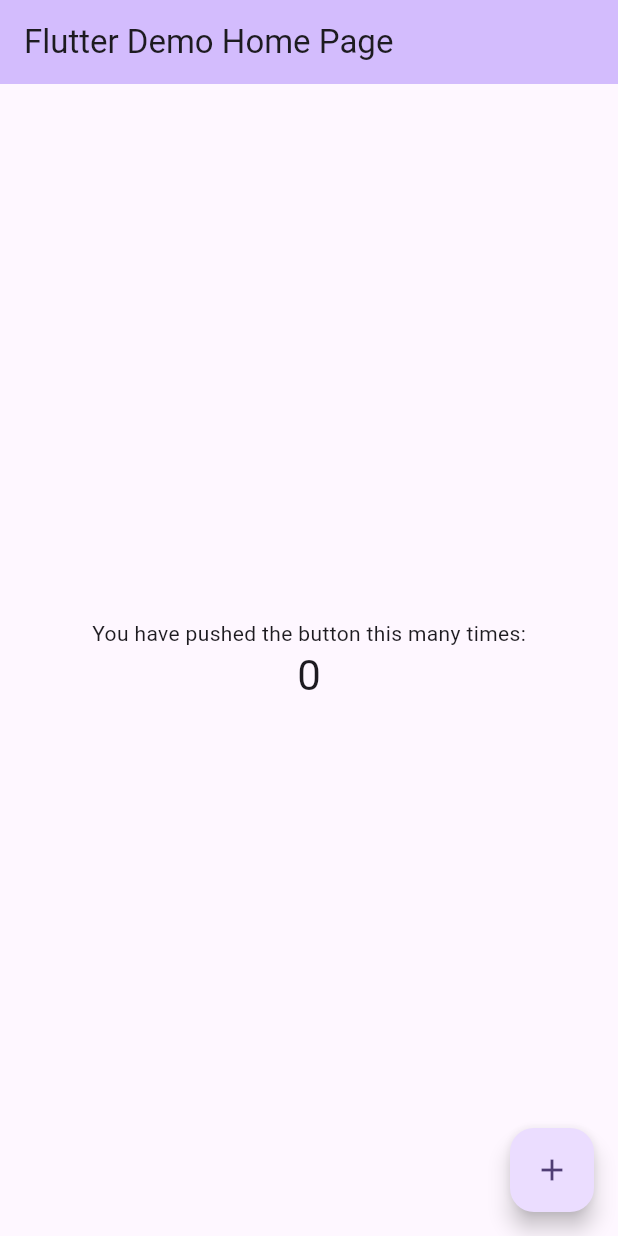
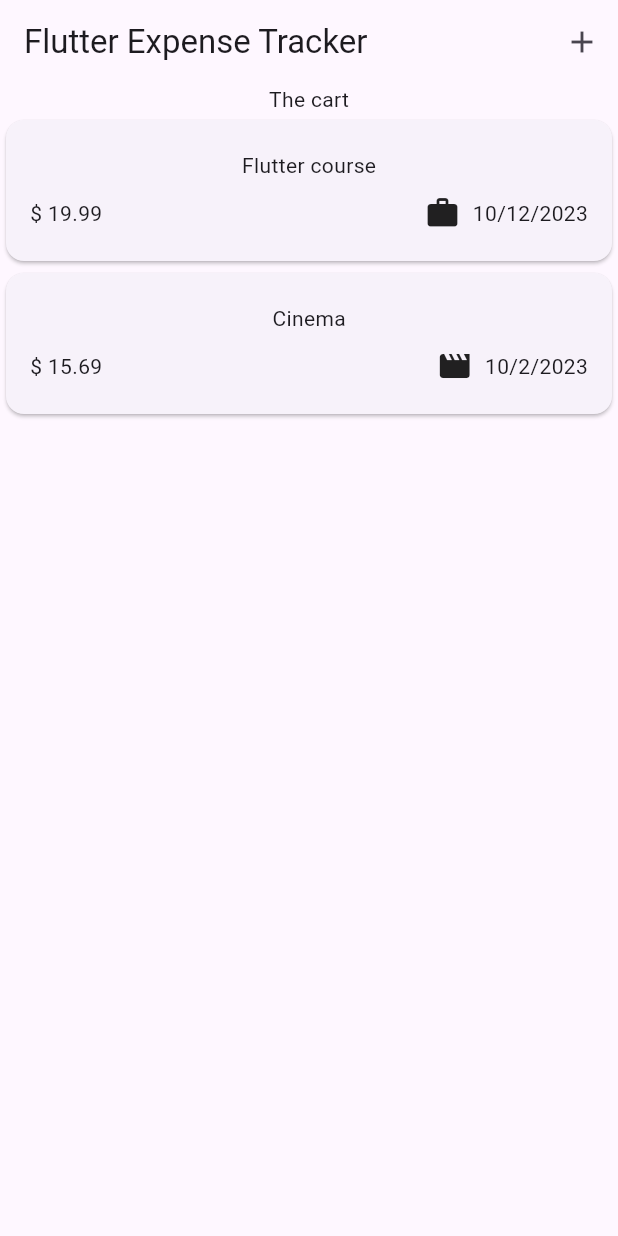
Before and after one commit to marcelojaf/udemy-flutter, a Flutter app: the screen it shows after launch, on a phone screen of 412 x 824 dp. Run offline on Flutter 3.47's test engine with Material 2 defaults, Android fonts, the phone set to English and light mode, and no system bars; our stand-ins replace google_fonts.

Commit message:
Expense list and plus button working

```diff
--- a/03_expense_tracker/lib/main.dart
+++ b/03_expense_tracker/lib/main.dart
@@ -1,125 +1,11 @@
+import 'package:expense_tracker/widgets/expenses.dart';
 import 'package:flutter/material.dart';
 
 void main() {
-  runApp(const MyApp());
+  runApp(
+    MaterialApp(
+      theme: ThemeData(useMaterial3: true),
+      home: const Expenses(),
+    ),
+  );
 }
-
-class MyApp extends StatelessWidget {
-  const MyApp({super.key});
-
-  // This widget is the root of your application.
-  @override
-  Widget build(BuildContext context) {
-    return MaterialApp(
-      title: 'Flutter Demo',
-      theme: ThemeData(
-        // This is the theme of your application.
-        //
-        // TRY THIS: Try running your application with "flutter run". You'll see
-        // the application has a blue toolbar. Then, without quitting the app,
-        // try changing the seedColor in the colorScheme below to Colors.green
-        // and then invoke "hot reload" (save your changes or press the "hot
-        // reload" button in a Flutter-supported IDE, or press "r" if you used
-        // the command line to start the app).
-        //
-        // Notice that the counter didn't reset back to zero; the application
-        // state is not lost during the reload. To reset the state, use hot
-        // restart instead.
-        //
-        // This works for code too, not just values: Most code changes can be
-        // tested with just a hot reload.
-        colorScheme: ColorScheme.fromSeed(seedColor: Colors.deepPurple),
-        useMaterial3: true,
-      ),
-      home: const MyHomePage(title: 'Flutter Demo Home Page'),
-    );
-  }
-}
-
-class MyHomePage extends StatefulWidget {
-  const MyHomePage({super.key, required this.title});
-
-  // This widget is the home page of your application. It is stateful, meaning
-  // that it has a State object (defined below) that contains fields that affect
-  // how it looks.
-
-  // This class is the configuration for the state. It holds the values (in this
-  // case the title) provided by the parent (in this case the App widget) and
-  // used by the build method of the State. Fields in a Widget subclass are
-  // always marked "final".
-
-  final String title;
-
-  @override
-  State<MyHomePage> createState() => _MyHomePageState();
-}
-
-class _MyHomePageState extends State<MyHomePage> {
-  int _counter = 0;
-
-  void _incrementCounter() {
-    setState(() {
-      // This call to setState tells the Flutter framework that something has
-      // changed in this State, which causes it to rerun the build method below
-      // so that the display can reflect the updated values. If we changed
-      // _counter without calling setState(), then the build method would not be
-      // called again, and so nothing would appear to happen.
-      _counter++;
-    });
-  }
-
-  @override
-  Widget build(BuildContext context) {
-    // This method is rerun every time setState is called, for instance as done
-    // by the _incrementCounter method above.
-    //
-    // The Flutter framework has been optimized to make rerunning build methods
-    // fast, so that you can just rebuild anything that needs updating rather
-    // than having to individually change instances of widgets.
-    return Scaffold(
-      appBar: AppBar(
-        // TRY THIS: Try changing the color here to a specific color (to
-        // Colors.amber, perhaps?) and trigger a hot reload to see the AppBar
-        // change color while the other colors stay the same.
-        backgroundColor: Theme.of(context).colorScheme.inversePrimary,
-        // Here we take the value from the MyHomePage object that was created by
-        // the App.build method, and use it to set our appbar title.
-        title: Text(widget.title),
-      ),
-      body: Center(
-        // Center is a layout widget. It takes a single child and positions it
-        // in the middle of the parent.
-        child: Column(
-          // Column is also a layout widget. It takes a list of children and
-          // arranges them vertically. By default, it sizes itself to fit its
-          // children horizontally, and tries to be as tall as its parent.
-          //
-          // Column has various properties to control how it sizes itself and
-          // how it positions its children. Here we use mainAxisAlignment to
-          // center the children vertically; the main axis here is the vertical
-          // axis because Columns are vertical (the cross axis would be
-          // horizontal).
-          //
-          // TRY THIS: Invoke "debug painting" (choose the "Toggle Debug Paint"
-          // action in the IDE, or press "p" in the console), to see the
-          // wireframe for each widget.
-          mainAxisAlignment: MainAxisAlignment.center,
-          children: <Widget>[
-            const Text(
-              'You have pushed the button this many times:',
-            ),
-            Text(
-              '$_counter',
-              style: Theme.of(context).textTheme.headlineMedium,
-            ),
-          ],
-        ),
-      ),
-      floatingActionButton: FloatingActionButton(
-        onPressed: _incrementCounter,
-        tooltip: 'Increment',
-        child: const Icon(Icons.add),
-      ), // This trailing comma makes auto-formatting nicer for build methods.
-    );
-  }
-}
--- /dev/null
+++ b/03_expense_tracker/lib/models/expense.dart
@@ -0,0 +1,35 @@
+import 'package:flutter/material.dart';
+import 'package:intl/intl.dart';
+import 'package:uuid/uuid.dart';
+
+final formatter = DateFormat.yMd();
+
+const uuid = Uuid();
+
+enum Category { food, travel, leisure, work }
+
+const categoryIcons = {
+  Category.food: Icons.lunch_dining,
+  Category.travel: Icons.flight_takeoff,
+  Category.leisure: Icons.movie,
+  Category.work: Icons.work,
+};
+
+class Expense {
+  Expense(
+      {required this.title,
+      required this.amount,
+      required this.date,
+      required this.category})
+      : id = uuid.v4();
+
+  final String id;
+  final String title;
+  final double amount;
+  final DateTime date;
+  final Category category;
+
+  getFormattedDate() {
+    return formatter.format(date);
+  }
+}
--- /dev/null
+++ b/03_expense_tracker/lib/widgets/expenses.dart
@@ -0,0 +1,65 @@
+import 'package:expense_tracker/widgets/expenses_list/expenses_list.dart';
+import 'package:expense_tracker/models/expense.dart';
+import 'package:flutter/material.dart';
+
+class Expenses extends StatefulWidget {
+  const Expenses({super.key});
+
+  @override
+  State<Expenses> createState() => _ExpensesState();
+}
+
+class _ExpensesState extends State<Expenses> {
+  final List<Expense> _registeredExpenses = [
+    Expense(
+      title: 'Flutter course',
+      amount: 19.99,
+      date: DateTime.now(),
+      category: Category.work,
+    ),
+    Expense(
+      title: 'Cinema',
+      amount: 15.69,
+      date: DateTime.now().subtract(const Duration(days: 10)),
+      category: Category.leisure,
+    )
+  ];
+
+  void _openAddExpenseOverlay() {
+    showModalBottomSheet(
+      context: context,
+      builder: (ctx) => const Text('Add expense'),
+    );
+  }
+
+  @override
+  Widget build(BuildContext context) {
+    return Scaffold(
+      appBar: AppBar(
+        title: const Text(
+          'Flutter Expense Tracker',
+        ),
+        actions: [
+          IconButton(
+            onPressed: _openAddExpenseOverlay,
+            icon: const Icon(
+              Icons.add,
+            ),
+          ),
+        ],
+      ),
+      body: Column(
+        children: [
+          const Text(
+            'The cart',
+          ),
+          Expanded(
+            child: ExpensesList(
+              expenses: _registeredExpenses,
+            ),
+          )
+        ],
+      ),
+    );
+  }
+}
--- /dev/null
+++ b/03_expense_tracker/lib/widgets/expenses_list/expense_item.dart
@@ -0,0 +1,49 @@
+import 'package:expense_tracker/models/expense.dart';
+import 'package:flutter/material.dart';
+
+class ExpenseItem extends StatelessWidget {
+  const ExpenseItem({super.key, required this.expense});
+
+  final Expense expense;
+
+  @override
+  Widget build(BuildContext context) {
+    return Card(
+      child: Padding(
+        padding: const EdgeInsets.symmetric(
+          vertical: 20,
+          horizontal: 16,
+        ),
+        child: Column(
+          children: [
+            Text(
+              expense.title,
+            ),
+            const SizedBox(
+              height: 10,
+            ),
+            Row(
+              children: [
+                Text(
+                  '\$ ${expense.amount.toStringAsFixed(2)}',
+                ),
+                const Spacer(),
+                Row(
+                  children: [
+                    Icon(categoryIcons[expense.category]),
+                    const SizedBox(
+                      width: 8,
+                    ),
+                    Text(
+                      expense.getFormattedDate(),
+                    ),
+                  ],
+                ),
+              ],
+            ),
+          ],
+        ),
+      ),
+    );
+  }
+}
--- /dev/null
+++ b/03_expense_tracker/lib/widgets/expenses_list/expenses_list.dart
@@ -0,0 +1,19 @@
+import 'package:expense_tracker/models/expense.dart';
+import 'package:expense_tracker/widgets/expenses_list/expense_item.dart';
+import 'package:flutter/material.dart';
+
+class ExpensesList extends StatelessWidget {
+  const ExpensesList({super.key, required this.expenses});
+
+  final List<Expense> expenses;
+
+  @override
+  Widget build(BuildContext context) {
+    return ListView.builder(
+      itemBuilder: (ctx, index) => ExpenseItem(
+        expense: expenses[index],
+      ),
+      itemCount: expenses.length,
+    );
+  }
+}
--- a/03_expense_tracker/pubspec.yaml
+++ b/03_expense_tracker/pubspec.yaml
@@ -35,6 +35,8 @@ dependencies:
   # The following adds the Cupertino Icons font to your application.
   # Use with the CupertinoIcons class for iOS style icons.
   cupertino_icons: ^1.0.2
+  uuid: ^4.1.0
+  intl: ^0.18.1
 
 dev_dependencies:
   flutter_test:
```
Also changed, not shown: 03_expense_tracker/pubspec.lock.
